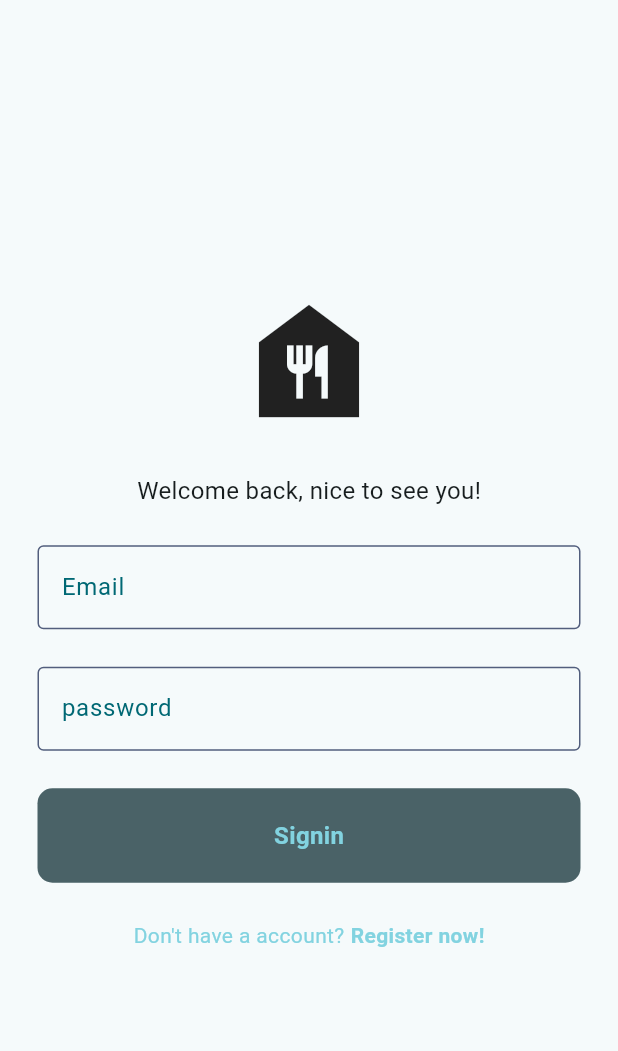
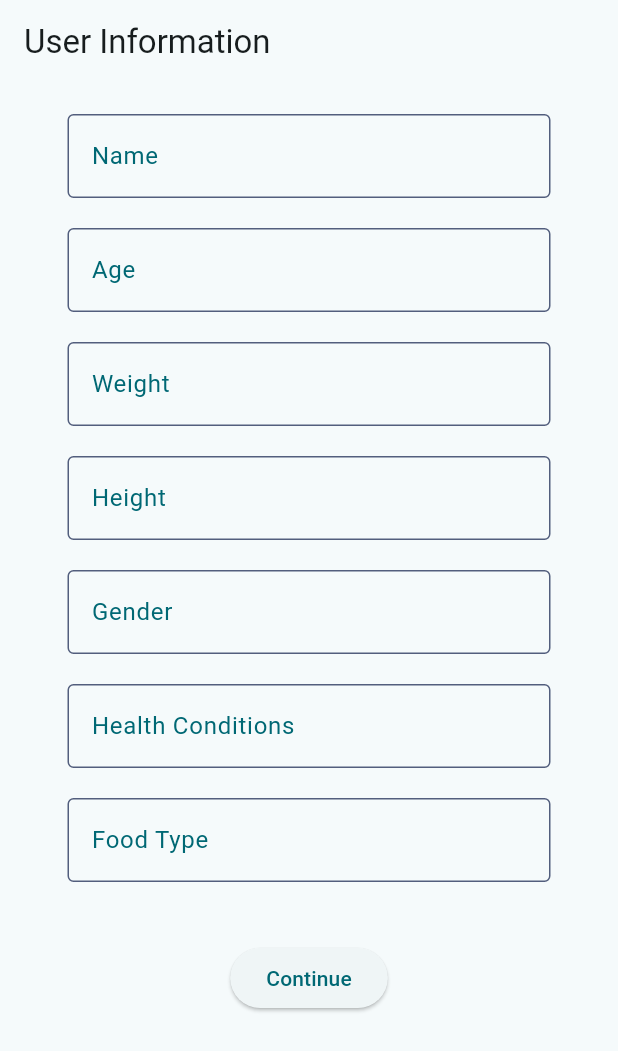
Before and after one commit to yyuvraj54/Nutriscan, a Flutter app: the screen it shows after launch, on a phone screen of 412 x 824 dp. Shown: the top 1051 px of the screen. Run offline on Flutter 3.47's test engine with Material 3 defaults, Android fonts, the phone set to English and light mode, and no system bars; our stand-ins replace camera, cloud_firestore, firebase_auth, firebase_core, flutter_gemini, image_picker; accounts and stored records are empty.

Commit message:
modified userinfo Screen anded fireStore

```diff
--- a/lib/main.dart
+++ b/lib/main.dart
@@ -6,6 +6,7 @@ import 'package:flutter/widgets.dart';
 import 'package:flutter_gemini/flutter_gemini.dart';
 import 'package:nutriscan/firebase_options.dart';
 import 'package:nutriscan/pages/gemini_api.dart';
+import 'package:nutriscan/pages/user_info_screen.dart';
 import 'package:nutriscan/services/auth/authgate.dart';
 
 List<CameraDescription>? cameras;
@@ -32,7 +33,7 @@ class MyApp extends StatelessWidget {
         useMaterial3: true,
       ),
       debugShowCheckedModeBanner: false,
-      home: AuthGate(),
+      home: UserInfoScreen(),
     );
   }
 }
--- /dev/null
+++ b/lib/pages/user_info_screen.dart
@@ -0,0 +1,97 @@
+import 'package:firebase_auth/firebase_auth.dart';
+import 'package:flutter/material.dart';
+import 'package:nutriscan/pages/home_screen.dart';
+import 'package:nutriscan/services/auth/firestore_service.dart';
+import 'package:nutriscan/services/authservice.dart';
+
+import '../component/mytext_field.dart';
+import '../models/user_model.dart';
+
+class UserInfoScreen extends StatefulWidget {
+  const UserInfoScreen({Key? key}) : super(key: key);
+
+  @override
+  State<UserInfoScreen> createState() => _UserInfoScreenState();
+}
+
+class _UserInfoScreenState extends State<UserInfoScreen> {
+  TextEditingController nameController = TextEditingController();
+  TextEditingController ageController = TextEditingController();
+  TextEditingController weightController = TextEditingController();
+  TextEditingController heightController = TextEditingController();
+  TextEditingController genderController = TextEditingController();
+  TextEditingController healthController = TextEditingController();
+  TextEditingController foodTypeController = TextEditingController();
+
+
+  void onContinueCilcked() {
+    User? currentUser = AuthServices().getCurrentUser();
+
+    if(currentUser != null){
+      String email = currentUser.email.toString();
+      String uid = currentUser.uid.toString();
+
+      UserModel user = UserModel(
+        id: uid, // Assuming you have a predefined ID or you can generate one as needed
+        name: nameController.text,
+        age: ageController.text,
+        weight: weightController.text,
+        height: heightController.text,
+        gender: genderController.text,
+        healthConditions: healthController.text,
+        foodType: foodTypeController.text,
+        email: email, // Assuming email is predefined or obtained from authentication
+      );
+
+      FirestoreService().addUser(user).then((_) {
+        print('User added successfully');
+      }).catchError((e) {
+        print('Failed to add user: $e');
+      });
+
+      Navigator.push(context, MaterialPageRoute(builder: (context) => HomeScreen()),);
+    }
+
+  }
+
+
+  @override
+  Widget build(BuildContext context) {
+    return Scaffold(
+      appBar: AppBar(title: Text('User Information'),),
+      body: SingleChildScrollView(
+        child: Padding(
+          padding: const EdgeInsets.all(20.0),
+          child: Column(
+            crossAxisAlignment: CrossAxisAlignment.start,
+            children: [
+              MyTextField(controller: nameController, hintText: 'Name', obscureText: false,),
+              SizedBox(height: 20),
+              MyTextField(controller: ageController, hintText: 'Age', obscureText: false,),
+              SizedBox(height: 20),
+              MyTextField(controller: weightController, hintText: 'Weight', obscureText: false,),
+              SizedBox(height: 20),
+              MyTextField(controller: heightController, hintText: 'Height', obscureText: false,),
+              SizedBox(height: 20),
+              MyTextField(controller: genderController, hintText: 'Gender', obscureText: false,),
+              SizedBox(height: 20),
+              MyTextField(controller: healthController, hintText: 'Health Conditions', obscureText: false,),
+              SizedBox(height: 20),
+              MyTextField(controller: foodTypeController, hintText: 'Food Type', obscureText: false,),
+              SizedBox(height: 40), // Adjusting space between text fields and button
+              Center(
+                child: ElevatedButton(
+                  onPressed: onContinueCilcked,
+                    // Add functionality to continue button
+                    // For example, you can navigate to the next screen,
+                  child: Text('Continue'),
+                ),
+              ),
+              SizedBox(height: 40), // Adding extra space at the bottom for padding
+            ],
+          ),
+        ),
+      ),
+    );
+  }
+}
--- a/lib/services/auth/authgate.dart
+++ b/lib/services/auth/authgate.dart
@@ -2,6 +2,7 @@ import 'package:firebase_auth/firebase_auth.dart';
 import 'package:flutter/material.dart';
 import 'package:nutriscan/pages/gemini_api.dart';
 import 'package:nutriscan/pages/signin_signup_page.dart';
+import 'package:nutriscan/pages/user_info_screen.dart';
 
 
 class AuthGate extends StatelessWidget {
@@ -14,7 +15,7 @@ class AuthGate extends StatelessWidget {
         stream: FirebaseAuth.instance.authStateChanges(),
         builder: (context, snapshot) {
           if (snapshot.hasData) {
-            return  APIPage();
+            return  UserInfoScreen();
           } else {
             return const SigninOrSignup();
           }
--- a/lib/services/auth/firestore_service.dart
+++ b/lib/services/auth/firestore_service.dart
@@ -1,22 +1,27 @@
 import 'package:cloud_firestore/cloud_firestore.dart';
 import '../../models/user_model.dart';
-
 
 class FirestoreService {
   final FirebaseFirestore _firestore = FirebaseFirestore.instance;
   final String _collectionName = 'users';
 
-  // abhishek!!! yaha se data upload hoga firestore mai tik h..
   Future<void> addUser(UserModel user) async {
     try {
-      await _firestore.collection(_collectionName).doc(user.id).set(user.toJson());
+      // Check if the user already exists
+      final existingUser = await getUser(user.id);
+      if (existingUser == null) {
+        // User doesn't exist, add them to Firestore
+        await _firestore.collection(_collectionName).doc(user.id).set(user.toJson());
+      } else {
+        // User already exists, do nothing
+        print('User with ID ${user.id} already exists');
+      }
     } catch (e) {
       print('Error adding user: $e');
       throw Exception('Failed to add user');
     }
   }
 
-  //abhishek! yaha se data milega firestore ka tik h...
   Future<UserModel?> getUser(String userId) async {
     try {
       DocumentSnapshot<Map<String, dynamic>> userSnapshot =
--- a/lib/services/authservice.dart
+++ b/lib/services/authservice.dart
@@ -18,11 +18,9 @@ class AuthServices {
     }
   }
 
-  Future<UserCredential> signUpWithEmailPassword(
-      String email, String password) async {
+  Future<UserCredential> signUpWithEmailPassword(String email, String password) async {
     try {
-      UserCredential userCredential = await _firebaseAuth
-          .createUserWithEmailAndPassword(email: email, password: password);
+      UserCredential userCredential = await _firebaseAuth.createUserWithEmailAndPassword(email: email, password: password);
       return userCredential;
     } on FirebaseAuthException catch (e) {
       throw Exception(e.code);
```
Also changed, not shown: lib/pages/home_screen.dart (added, +19 -0 lines), lib/pages/signin_page.dart (+4 -3 lines).
